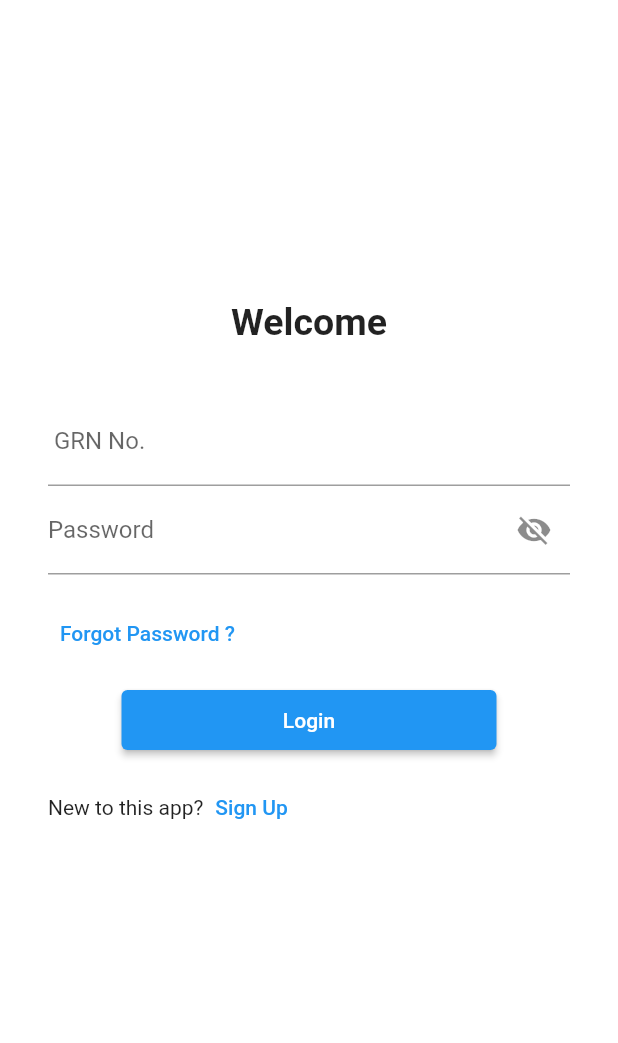
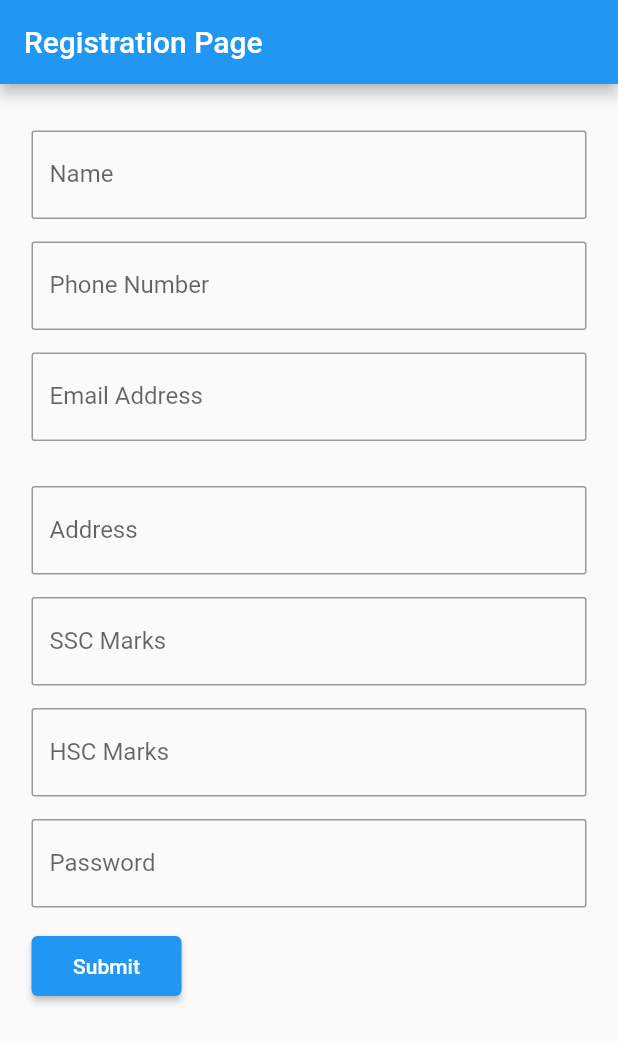
Before and after one commit to sejal2906/flutter_application_1, a Flutter app: the screen it shows after launch, on a phone screen of 412 x 824 dp. Shown: the top 1043 px of the screen. Run offline on Flutter 3.47's test engine with Material 2 defaults, Android fonts, the phone set to English and light mode, and no system bars; our stand-ins replace dropdown_button2.

Commit message:
Front_end

```diff
--- a/lib/Login_page.dart
+++ /dev/null
@@ -1,113 +0,0 @@
-import 'package:flutter/material.dart';
-
-class LoginPage extends StatefulWidget {
-  @override
-  State<LoginPage> createState() => _LoginPageState();
-}
-
-class _LoginPageState extends State<LoginPage> {
-  bool visiblePassword = false;
-  String name ="";
-  final _formKey=GlobalKey<FormState>();
-  //const ({Key? key}) : super(key: key);
-  @override
-  Widget build(BuildContext context) {
-    return Material(
-    color: Colors.white,
-    child: SingleChildScrollView(
-      child:Form(
-        key: _formKey,
-        child: Column(
-          children: [
-            SizedBox(
-              height: 200,
-            ),
-            Text(
-              "Welcome",
-              style:TextStyle(
-                fontSize: 25,
-                fontWeight: FontWeight.bold,
-              )
-            ),
-            SizedBox(
-              height: 20,
-            ),
-            Padding(
-              padding: const EdgeInsets.symmetric(vertical:16.0,horizontal:32.0),
-              child: Column(
-                children: [
-                  TextFormField(
-                    decoration:InputDecoration(
-                      hintText: "Enter GRN No.",
-                        labelText:" GRN No.",
-                    ),
-                    validator:(value){
-                      if(value==null || value.isEmpty){
-                        return 'Please enter the GRN no.';
-                      }else if(value.length>9){
-                        return "Enter correct GRN no.";
-                      }
-                      return null;
-                    },
-
-                  ),
-                  TextFormField(
-                    obscureText: visiblePassword,
-                    decoration:InputDecoration(
-                      hintText: "Enter Password",
-                      labelText:"Password",
-                      suffixIcon: IconButton(onPressed: (){
-                       setState(() {
-                         visiblePassword= !visiblePassword;
-                       });
-                      },icon: Icon(visiblePassword ? Icons.visibility :Icons.visibility_off),)
-                    ),
-                    validator:(value){
-                      if(value==null || value.isEmpty){
-                        return 'Please enter the password';
-                      }else if(value.length<8){
-                          return 'password should have 8 places';
-                        }
-                      return null;
-                    },
-                  ),
-                  SizedBox(
-                    height: 15,
-                  ),
-                  Row(
-                    children: [
-                      TextButton(onPressed: (){print("forgot password");},
-                          child: Text("Forgot Password ?"))
-                    ],
-                  ),
-                  SizedBox(
-                    height: 10,
-                  ),
-                  ElevatedButton(onPressed:(){
-                    print("Login Button is pressed");
-                  },
-                    child:Text("Login"),
-                    style: TextButton.styleFrom(minimumSize: Size(250, 40)),
-                  ),
-                  SizedBox(
-                    height: 10,
-                  ),
-                Row(
-                  children: [
-                    Text("New to this app?"),
-                    TextButton(onPressed: (){print("sign up");},
-                        child: Text("Sign Up"))
-                  ],
-                )
-                ],
-              ),
-
-            )
-          ],
-        ),
-      ),
-
-    ),
-    );
-  }
-}
--- a/lib/main.dart
+++ b/lib/main.dart
@@ -1,5 +1,8 @@
 import 'package:flutter/material.dart';
-import 'package:flutter_application_1/Login_page.dart';
+import 'package:flutter_application_1/pages/Login_page.dart';
+import 'package:flutter_application_1/pages/Registration_page.dart';
+
+
 //import 'package:flutter_application_1/practice.dart';
 //import 'googleFonts.dart';
 void main(){
@@ -20,9 +23,9 @@ class MyApp extends StatelessWidget {
      // ),
       //initialRoute: "/home",
       routes: {
-       "/" :(context)=> LoginPage(),
+       "/" :(context)=> Registration(),
         //"/home":(context)=>HomePage(),
-        "/Login":(context)=>LoginPage(),
+        "/Login":(context)=>Registration(),
       },
     );
   }
--- /dev/null
+++ b/lib/pages/Registration_page.dart
@@ -0,0 +1,76 @@
+
+import 'package:dropdown_button2/dropdown_button2.dart';
+import 'package:flutter/src/material/dropdown.dart';
+import 'package:flutter/material.dart';
+import 'package:flutter_application_1/widgets/input_field.dart';
+
+class Registration extends StatefulWidget {
+  const Registration({Key? key}) : super(key: key);
+
+  @override
+  State<Registration> createState() => _RegistrationState();
+}
+
+class _RegistrationState extends State<Registration> {
+  final TextEditingController _nameController = TextEditingController();
+  final TextEditingController _phoneController = TextEditingController();
+  final TextEditingController _emailController = TextEditingController();
+  final TextEditingController _addressController = TextEditingController();
+  final TextEditingController _tenthController = TextEditingController();
+  final TextEditingController _twelthController = TextEditingController();
+  final TextEditingController _passwordController = TextEditingController();
+
+  final List<String> items = [
+    'Pune','Mumbai','Sangli','Ratnagiri','Latur','Jalgaon'
+  ];
+  String? selectedValue;
+  @override
+  Widget build(BuildContext context) {
+    return Scaffold(
+        appBar: AppBar(title: Text("Registration Page"),),
+      body: SingleChildScrollView(
+        child: Padding(
+          padding: const EdgeInsets.symmetric(vertical:16.0,horizontal:21.0),
+          child: Column(
+            children: [
+              SizedBox(height: 15,),
+
+              Inputfield(hintText: "Enter Your Full Name", labelText: "Name" ,controller:_nameController ,/*call validatory conditions here*/),
+              SizedBox(height: 15,),
+
+              Inputfield(hintText: "Enter Your Phone Number", labelText: "Phone Number" ,controller:_phoneController ,/*call validatory conditions here*/),
+              SizedBox(height: 15,),
+
+              Inputfield(hintText: "Enter Your Email Address", labelText: "Email Address" ,controller:_emailController ,/*call validatory conditions here*/),
+              SizedBox(height: 15,),
+
+              //-------------------- Call Drop down button here from dropdown.dart----------------------------------------------------------------------------------------------------------------------
+
+
+               SizedBox(height: 15,),
+
+
+              Inputfield(hintText: "Enter Your Address", labelText: "Address" ,controller:_addressController ,/*call validatory conditions here*/),
+              SizedBox(height: 15,),
+
+              Inputfield(hintText: "Enter Your SSC Marks", labelText: "SSC Marks" ,controller:_tenthController ,/*call validatory conditions here*/),
+              SizedBox(height: 15,),
+
+              Inputfield(hintText: "Enter Your HSC Marks", labelText: "HSC Marks" ,controller:_twelthController ,/*call validatory conditions here*/),
+              SizedBox(height: 15,),
+
+              Inputfield(hintText: "Create Your Password", labelText: "Password" ,controller:_passwordController ,/*call validatory conditions here*/),
+              SizedBox(height: 15,),
+
+              Row(
+                children: [
+                  ElevatedButton(onPressed: (){print("Submit is pressed");}, child:Text("Submit"),style: TextButton.styleFrom(minimumSize: Size(100,40)), ),
+                ],
+              )
+            ],
+          ),
+        ),
+      )
+    );
+  }
+}
--- /dev/null
+++ b/lib/widgets/input_field.dart
@@ -0,0 +1,30 @@
+import 'package:flutter/material.dart';
+
+class Inputfield extends StatefulWidget {
+  final String hintText;
+  final String labelText;
+  final TextEditingController controller;
+  const Inputfield ({Key? key, required this.hintText, required this.labelText, required this.controller}) : super(key: key);
+
+  @override
+  State<Inputfield> createState() => _InputfieldState();
+}
+
+class _InputfieldState extends State<Inputfield> {
+  @override
+  Widget build(BuildContext context) {
+    return TextField(
+      decoration: InputDecoration(
+        fillColor: Colors.grey.shade100,
+        hintText:widget.hintText,
+        labelText: widget.labelText,
+        border:OutlineInputBorder(
+          borderRadius: BorderRadius.circular(2),
+        )
+      ),
+
+      /*Add validatory conditions here*/
+
+    );
+  }
+}
--- a/pubspec.yaml
+++ b/pubspec.yaml
@@ -34,7 +34,8 @@ dependencies:
   # The following adds the Cupertino Icons font to your application.
   # Use with the CupertinoIcons class for iOS style icons.
   cupertino_icons: ^1.0.2
-
+ # dropdown_button2: ^1.0.0
+  dropdown_button2: ^2.1.0
 
 dev_dependencies:
   flutter_test:
```
Also changed, not shown: lib/pages/Login_page.dart (added, +75 -0 lines), lib/widgets/dropdown.dart (added, +113 -0 lines), pubspec.lock, routes/routes.dart (added).
